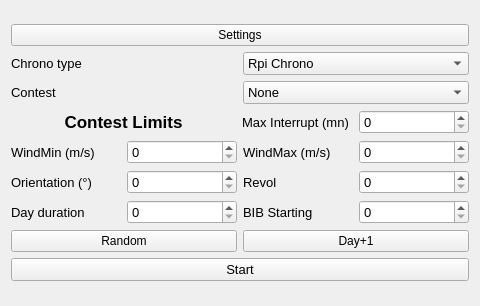
jomarin38/F3FChrono, file F3FChrono/gui/WConfig.ui: the form before one commit.
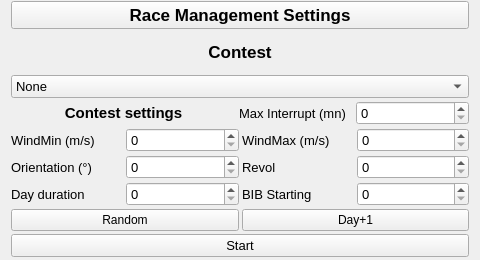
The form after the commit.

The edit to the form file:
```diff
--- a/F3FChrono/gui/WConfig.ui
+++ b/F3FChrono/gui/WConfig.ui
@@ -7,73 +7,57 @@
     <x>0</x>
     <y>0</y>
     <width>480</width>
-    <height>306</height>
+    <height>260</height>
    </rect>
   </property>
   <property name="windowTitle">
    <string>Form</string>
   </property>
   <layout class="QGridLayout" name="gridLayout">
+   <property name="topMargin">
+    <number>1</number>
+   </property>
+   <property name="bottomMargin">
+    <number>3</number>
+   </property>
+   <property name="spacing">
+    <number>3</number>
+   </property>
    <item row="0" column="0">
     <layout class="QVBoxLayout" name="verticalLayout">
      <item>
       <layout class="QHBoxLayout" name="horizontalLayout_4">
        <item>
         <widget class="QPushButton" name="btn_settings">
-         <property name="text">
-          <string>Settings</string>
-         </property>
-        </widget>
-       </item>
-      </layout>
-     </item>
-     <item>
-      <layout class="QHBoxLayout" name="horizontalLayout">
-       <item>
-        <widget class="QLabel" name="ChronoLabel">
          <property name="font">
           <font>
-           <pointsize>10</pointsize>
+           <pointsize>13</pointsize>
+           <weight>75</weight>
+           <bold>true</bold>
           </font>
          </property>
          <property name="text">
-          <string>Chrono type</string>
+          <string>Race Management Settings</string>
          </property>
         </widget>
        </item>
-       <item>
-        <widget class="QComboBox" name="ChronoType">
-         <property name="font">
-          <font>
-           <pointsize>10</pointsize>
-          </font>
-         </property>
-         <item>
-          <property name="text">
-           <string>Rpi Chrono</string>
-          </property>
-         </item>
-         <item>
-          <property name="text">
-           <string>µC Chrono</string>
-          </property>
-         </item>
-        </widget>
-       </item>
       </layout>
      </item>
-     <item>
-      <layout class="QHBoxLayout" name="horizontalLayout_2">
        <item>
         <widget class="QLabel" name="Contest">
          <property name="font">
           <font>
-           <pointsize>10</pointsize>
+         <pointsize>13</pointsize>
+         <weight>75</weight>
+         <bold>true</bold>
           </font>
          </property>
          <property name="text">
           <string>Contest</string>
          </property>
+       <property name="alignment">
+        <set>Qt::AlignCenter</set>
+       </property>
         </widget>
        </item>
        <item>
@@ -90,8 +74,6 @@
          </item>
         </widget>
        </item>
-      </layout>
-     </item>
      <item>
       <layout class="QHBoxLayout" name="horizontalLayout_3">
        <item>
@@ -110,13 +92,13 @@
          </property>
          <property name="font">
           <font>
-           <pointsize>13</pointsize>
+           <pointsize>11</pointsize>
            <weight>75</weight>
            <bold>true</bold>
           </font>
          </property>
          <property name="text">
-          <string>Contest Limits</string>
+          <string>Contest settings</string>
          </property>
          <property name="alignment">
           <set>Qt::AlignCenter</set>
```
Lines whose indentation alone changed are shown as unchanged.
